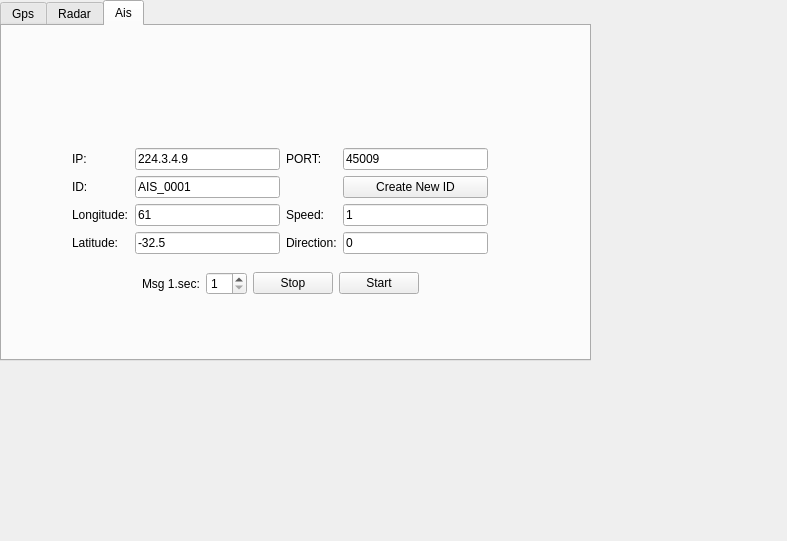
zhoutk/udpTools, file src/mainWin.ui: the form before one commit.
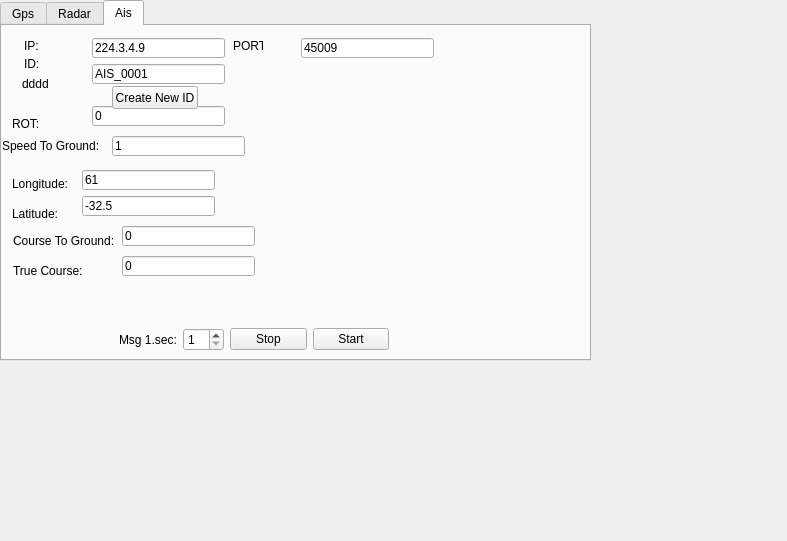
The form after the commit. The open tabs and pages were chosen to show the change.

Commit message: dynamic ais ok.

The edit to the form file:
```diff
--- a/src/mainWin.ui
+++ b/src/mainWin.ui
@@ -775,163 +775,276 @@
     <attribute name="title">
      <string>Ais</string>
     </attribute>
-    <widget class="QWidget" name="layoutWidget">
+    <widget class="QLineEdit" name="aisROT">
      <property name="geometry">
       <rect>
-       <x>70</x>
-       <y>110</y>
-       <width>416</width>
-       <height>171</height>
+       <x>90</x>
+       <y>80</y>
+       <width>133</width>
+       <height>20</height>
       </rect>
      </property>
-     <layout class="QVBoxLayout" name="verticalLayout_10">
-      <item>
-       <layout class="QHBoxLayout" name="horizontalLayout_5">
-        <item>
-         <layout class="QVBoxLayout" name="verticalLayout_11">
-          <item>
+     <property name="text">
+      <string>0</string>
+     </property>
+    </widget>
+    <widget class="QLabel" name="label_42">
+     <property name="geometry">
+      <rect>
+       <x>10</x>
+       <y>90</y>
+       <width>60</width>
+       <height>16</height>
+      </rect>
+     </property>
+     <property name="text">
+      <string>ROT:</string>
+     </property>
+    </widget>
+    <widget class="QLabel" name="label_41">
+     <property name="geometry">
+      <rect>
+       <x>11</x>
+       <y>237</y>
+       <width>81</width>
+       <height>16</height>
+      </rect>
+     </property>
+     <property name="text">
+      <string>True Course:</string>
+     </property>
+    </widget>
+    <widget class="QLineEdit" name="aisTrueCourse">
+     <property name="geometry">
+      <rect>
+       <x>120</x>
+       <y>230</y>
+       <width>133</width>
+       <height>20</height>
+      </rect>
+     </property>
+     <property name="text">
+      <string>0</string>
+     </property>
+    </widget>
            <widget class="QLabel" name="label_17">
+     <property name="geometry">
+      <rect>
+       <x>22</x>
+       <y>12</y>
+       <width>18</width>
+       <height>16</height>
+      </rect>
+     </property>
             <property name="text">
              <string>IP:</string>
             </property>
            </widget>
-          </item>
-          <item>
+    <widget class="QLabel" name="label_20">
+     <property name="geometry">
+      <rect>
+       <x>10</x>
+       <y>180</y>
+       <width>54</width>
+       <height>16</height>
+      </rect>
+     </property>
+     <property name="text">
+      <string>Latitude:</string>
+     </property>
+    </widget>
            <widget class="QLabel" name="label_18">
+     <property name="geometry">
+      <rect>
+       <x>22</x>
+       <y>30</y>
+       <width>18</width>
+       <height>16</height>
+      </rect>
+     </property>
             <property name="text">
              <string>ID:</string>
             </property>
            </widget>
-          </item>
-          <item>
            <widget class="QLabel" name="label_19">
+     <property name="geometry">
+      <rect>
+       <x>10</x>
+       <y>150</y>
+       <width>60</width>
+       <height>16</height>
+      </rect>
+     </property>
             <property name="text">
              <string>Longitude:</string>
             </property>
            </widget>
-          </item>
-          <item>
-           <widget class="QLabel" name="label_20">
-            <property name="text">
-             <string>Latitude:</string>
-            </property>
-           </widget>
-          </item>
-         </layout>
-        </item>
-        <item>
-         <layout class="QVBoxLayout" name="verticalLayout_12">
-          <item>
            <widget class="QLineEdit" name="aisIpAddress">
+     <property name="geometry">
+      <rect>
+       <x>90</x>
+       <y>12</y>
+       <width>133</width>
+       <height>20</height>
+      </rect>
+     </property>
             <property name="text">
              <string>224.3.4.9</string>
             </property>
            </widget>
-          </item>
-          <item>
            <widget class="QLineEdit" name="aisId">
+     <property name="geometry">
+      <rect>
+       <x>90</x>
+       <y>38</y>
+       <width>133</width>
+       <height>20</height>
+      </rect>
+     </property>
             <property name="text">
              <string>AIS_0001</string>
             </property>
            </widget>
-          </item>
-          <item>
            <widget class="QLineEdit" name="aisLon">
+     <property name="geometry">
+      <rect>
+       <x>80</x>
+       <y>144</y>
+       <width>133</width>
+       <height>20</height>
+      </rect>
+     </property>
             <property name="text">
              <string>61</string>
             </property>
            </widget>
-          </item>
-          <item>
            <widget class="QLineEdit" name="aisLat">
+     <property name="geometry">
+      <rect>
+       <x>80</x>
+       <y>170</y>
+       <width>133</width>
+       <height>20</height>
+      </rect>
+     </property>
             <property name="text">
              <string>-32.5</string>
             </property>
            </widget>
-          </item>
-         </layout>
-        </item>
-        <item>
-         <layout class="QVBoxLayout" name="verticalLayout_13">
-          <item>
            <widget class="QLabel" name="label_21">
+     <property name="geometry">
+      <rect>
+       <x>231</x>
+       <y>12</y>
+       <width>30</width>
+       <height>16</height>
+      </rect>
+     </property>
             <property name="text">
              <string>PORT:</string>
             </property>
            </widget>
-          </item>
-          <item>
            <widget class="QLabel" name="label_22">
-            <property name="text">
-             <string/>
-            </property>
-           </widget>
-          </item>
-          <item>
-           <widget class="QLabel" name="label_23">
+     <property name="geometry">
+      <rect>
+       <x>20</x>
+       <y>50</y>
+       <width>41</width>
+       <height>16</height>
+      </rect>
+     </property>
             <property name="text">
-             <string>Speed:</string>
-            </property>
-           </widget>
-          </item>
-          <item>
+      <string>dddd</string>
+     </property>
+    </widget>
            <widget class="QLabel" name="label_24">
+     <property name="geometry">
+      <rect>
+       <x>11</x>
+       <y>207</y>
+       <width>131</width>
+       <height>16</height>
+      </rect>
+     </property>
             <property name="text">
-             <string>Direction:</string>
-            </property>
-           </widget>
-          </item>
-         </layout>
-        </item>
-        <item>
-         <layout class="QVBoxLayout" name="verticalLayout_14">
-          <item>
+      <string>Course To Ground:</string>
+     </property>
+    </widget>
+    <widget class="QLabel" name="label_23">
+     <property name="geometry">
+      <rect>
+       <x>0</x>
+       <y>110</y>
+       <width>111</width>
+       <height>20</height>
+      </rect>
+     </property>
+     <property name="text">
+      <string>Speed To Ground:</string>
+     </property>
+    </widget>
+    <widget class="QPushButton" name="btnAisNew">
+     <property name="geometry">
+      <rect>
+       <x>110</x>
+       <y>60</y>
+       <width>86</width>
+       <height>23</height>
+      </rect>
+     </property>
+     <property name="text">
+      <string>Create New ID</string>
+     </property>
+    </widget>
            <widget class="QLineEdit" name="aisIpPort">
+     <property name="geometry">
+      <rect>
+       <x>299</x>
+       <y>12</y>
+       <width>133</width>
+       <height>20</height>
+      </rect>
+     </property>
             <property name="text">
              <string>45009</string>
             </property>
            </widget>
-          </item>
-          <item>
-           <widget class="QPushButton" name="btnAisNew">
-            <property name="text">
-             <string>Create New ID</string>
-            </property>
-           </widget>
-          </item>
-          <item>
            <widget class="QLineEdit" name="aisSpeed">
+     <property name="geometry">
+      <rect>
+       <x>110</x>
+       <y>110</y>
+       <width>133</width>
+       <height>20</height>
+      </rect>
+     </property>
             <property name="text">
              <string>1</string>
             </property>
            </widget>
-          </item>
-          <item>
            <widget class="QLineEdit" name="aisDirection">
+     <property name="geometry">
+      <rect>
+       <x>120</x>
+       <y>200</y>
+       <width>133</width>
+       <height>20</height>
+      </rect>
+     </property>
             <property name="text">
              <string>0</string>
             </property>
            </widget>
-          </item>
-         </layout>
-        </item>
-       </layout>
-      </item>
-      <item>
-       <layout class="QHBoxLayout" name="horizontalLayout_6">
-        <item>
-         <spacer name="horizontalSpacer_5">
-          <property name="orientation">
-           <enum>Qt::Horizontal</enum>
-          </property>
-          <property name="sizeHint" stdset="0">
-           <size>
-            <width>40</width>
-            <height>20</height>
-           </size>
-          </property>
-         </spacer>
-        </item>
+    <widget class="QWidget" name="">
+     <property name="geometry">
+      <rect>
+       <x>117</x>
+       <y>301</y>
+       <width>270</width>
+       <height>25</height>
+      </rect>
+     </property>
+     <layout class="QHBoxLayout" name="horizontalLayout_5">
         <item>
          <widget class="QLabel" name="label_25">
           <property name="text">
@@ -963,21 +1076,6 @@
           </property>
          </widget>
         </item>
-        <item>
-         <spacer name="horizontalSpacer_6">
-          <property name="orientation">
-           <enum>Qt::Horizontal</enum>
-          </property>
-          <property name="sizeHint" stdset="0">
-           <size>
-            <width>40</width>
-            <height>20</height>
-           </size>
-          </property>
-         </spacer>
-        </item>
-       </layout>
-      </item>
      </layout>
     </widget>
    </widget>
```
Left out of the diff: 126 changed lines with no effect on the pictures. Lines whose indentation alone changed are shown as unchanged. The commit also changes 2 other files.
